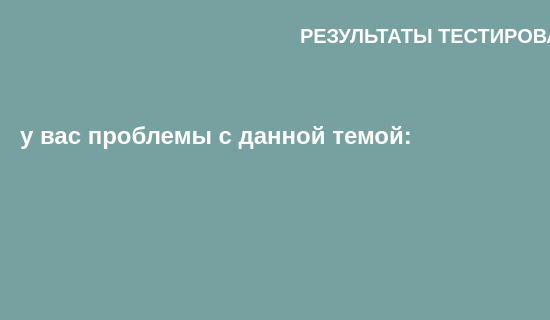
Old version of the form results.ui in the repository xiaoticc/maths_project; both pictures show x 0 to 550 and y 0 to 320 of the 887 by 458 pixel window.
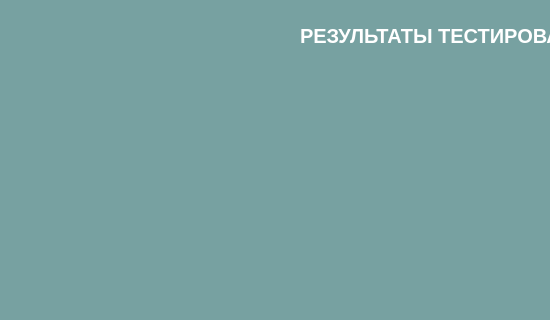
New version of the form.

```diff
--- a/results.ui
+++ b/results.ui
@@ -65,7 +65,7 @@
       <x>20</x>
       <y>60</y>
       <width>851</width>
-      <height>151</height>
+      <height>331</height>
      </rect>
     </property>
     <property name="font">
@@ -81,7 +81,7 @@
      <string notr="true">color: rgb(255, 255, 255);</string>
     </property>
     <property name="text">
-     <string>у вас проблемы с данной темой:</string>
+     <string/>
     </property>
    </widget>
    <widget class="QPushButton" name="btn_mainr">
```
